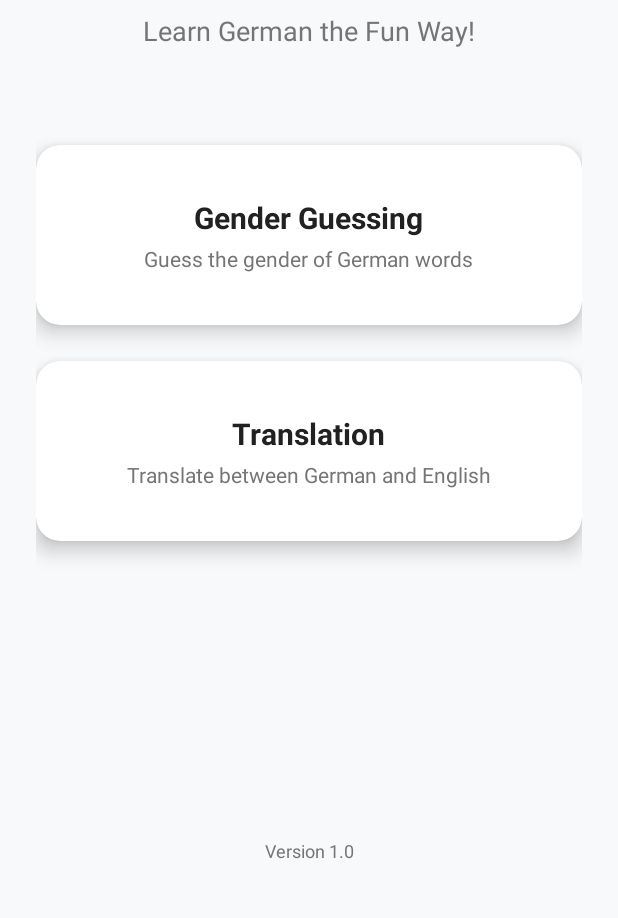
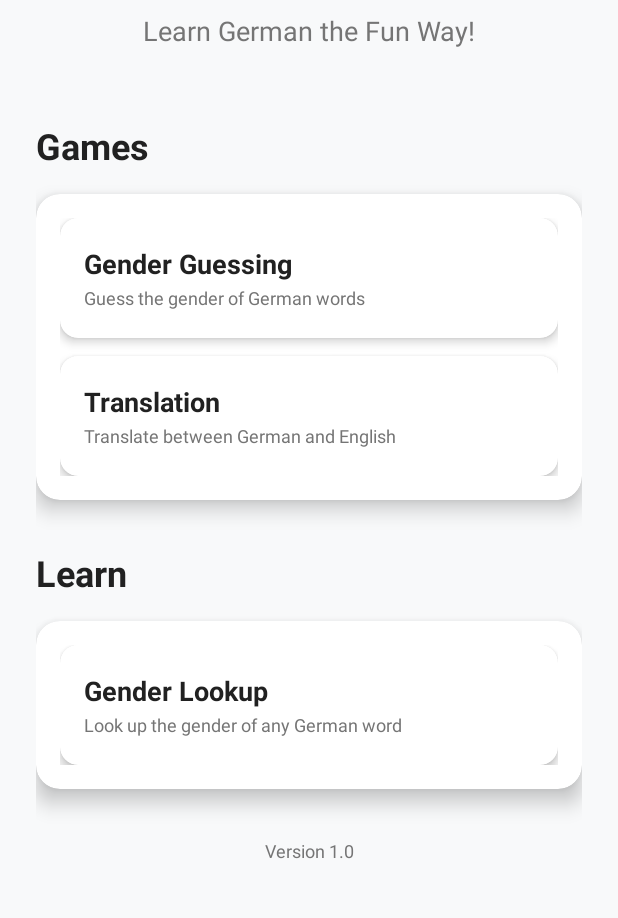
Before and after one commit to PedroMPCardoso/Germanicus, an Android app: the screen it shows after launch (MainActivity), on a phone screen of 412 x 824 dp, the part 313-1231 px from its top. Run offline under Robolectric (Android 15) with nearby library versions, the phone set to English and light mode, and no system bars; our stand-ins replace navigation-ui.

Commit message:
Reorganize main menu layout with Games and Learn sections
- Restructure main menu into organized sections for better UX
- Create 'Games' section containing Gender Guessing and Translation
- Create 'Learn' section containing Gender Lookup
- Implement nested card design with section titles
- Improve visual hierarchy and spacing
- Maintain consistent Material Design styling
- Better categorize interactive games vs learning tools

```diff
--- a/app/src/main/res/layout/fragment_main_menu.xml
+++ b/app/src/main/res/layout/fragment_main_menu.xml
@@ -31,32 +31,66 @@
         app:layout_constraintStart_toStartOf="parent"
         app:layout_constraintTop_toBottomOf="@id/titleTextView" />
 
+    <!-- Games Section -->
+    <TextView
+        android:id="@+id/gamesSectionTitle"
+        android:layout_width="wrap_content"
+        android:layout_height="wrap_content"
+        android:text="@string/games"
+        android:textSize="24sp"
+        android:textStyle="bold"
+        android:textColor="@color/primary_text"
+        android:layout_marginTop="48dp"
+        app:layout_constraintStart_toStartOf="parent"
+        app:layout_constraintTop_toBottomOf="@id/subtitleTextView" />
+
     <androidx.cardview.widget.CardView
-        android:id="@+id/genderGameCard"
+        android:id="@+id/gamesCard"
         android:layout_width="0dp"
-        android:layout_height="120dp"
-        android:layout_marginTop="64dp"
-        android:clickable="true"
-        android:focusable="true"
-        android:foreground="?android:attr/selectableItemBackground"
+        android:layout_height="wrap_content"
+        android:layout_marginTop="16dp"
         app:cardCornerRadius="16dp"
         app:cardElevation="8dp"
         app:layout_constraintEnd_toEndOf="parent"
         app:layout_constraintStart_toStartOf="parent"
-        app:layout_constraintTop_toBottomOf="@id/subtitleTextView">
+        app:layout_constraintTop_toBottomOf="@id/gamesSectionTitle">
+
+        <LinearLayout
+            android:layout_width="match_parent"
+            android:layout_height="wrap_content"
+            android:orientation="vertical"
+            android:padding="16dp">
+
+            <androidx.cardview.widget.CardView
+                android:id="@+id/genderGameCard"
+                android:layout_width="match_parent"
+                android:layout_height="80dp"
+                android:layout_marginBottom="12dp"
+                android:clickable="true"
+                android:focusable="true"
+                android:foreground="?android:attr/selectableItemBackground"
+                app:cardCornerRadius="12dp"
+                app:cardElevation="4dp"
+                app:cardBackgroundColor="@color/white">
 
                 <LinearLayout
                     android:layout_width="match_parent"
                     android:layout_height="match_parent"
-            android:orientation="vertical"
-            android:gravity="center"
+                    android:orientation="horizontal"
+                    android:gravity="center_vertical"
                     android:padding="16dp">
+
+                    <LinearLayout
+                        android:layout_width="0dp"
+                        android:layout_height="wrap_content"
+                        android:layout_weight="1"
+                        android:orientation="vertical">
 
                         <TextView
                             android:layout_width="wrap_content"
                             android:layout_height="wrap_content"
                             android:text="@string/gender_guessing"
-                android:textSize="20sp"
+                            android:textSize="18sp"
                             android:textStyle="bold"
                             android:textColor="@color/primary_text" />
 
@@ -64,9 +98,11 @@
                             android:layout_width="wrap_content"
                             android:layout_height="wrap_content"
                             android:text="@string/guess_gender_description"
-                android:textSize="14sp"
+                            android:textSize="12sp"
                             android:textColor="@color/secondary_text"
-                android:layout_marginTop="4dp" />
+                            android:layout_marginTop="2dp" />
+
+                    </LinearLayout>
 
                 </LinearLayout>
 
@@ -74,30 +110,33 @@
 
             <androidx.cardview.widget.CardView
                 android:id="@+id/translationGameCard"
-        android:layout_width="0dp"
-        android:layout_height="120dp"
-        android:layout_marginTop="24dp"
+                android:layout_width="match_parent"
+                android:layout_height="80dp"
                 android:clickable="true"
                 android:focusable="true"
                 android:foreground="?android:attr/selectableItemBackground"
-        app:cardCornerRadius="16dp"
-        app:cardElevation="8dp"
-        app:layout_constraintEnd_toEndOf="parent"
-        app:layout_constraintStart_toStartOf="parent"
-        app:layout_constraintTop_toBottomOf="@id/genderGameCard">
+                app:cardCornerRadius="12dp"
+                app:cardElevation="4dp"
+                app:cardBackgroundColor="@color/white">
 
                 <LinearLayout
                     android:layout_width="match_parent"
                     android:layout_height="match_parent"
-            android:orientation="vertical"
-            android:gravity="center"
+                    android:orientation="horizontal"
+                    android:gravity="center_vertical"
                     android:padding="16dp">
+
+                    <LinearLayout
+                        android:layout_width="0dp"
+                        android:layout_height="wrap_content"
+                        android:layout_weight="1"
+                        android:orientation="vertical">
 
                         <TextView
                             android:layout_width="wrap_content"
                             android:layout_height="wrap_content"
                             android:text="@string/translation"
-                android:textSize="20sp"
+                            android:textSize="18sp"
                             android:textStyle="bold"
                             android:textColor="@color/primary_text" />
 
@@ -105,9 +144,95 @@
                             android:layout_width="wrap_content"
                             android:layout_height="wrap_content"
                             android:text="@string/translate_description"
-                android:textSize="14sp"
+                            android:textSize="12sp"
                             android:textColor="@color/secondary_text"
-                android:layout_marginTop="4dp" />
+                            android:layout_marginTop="2dp" />
+
+                    </LinearLayout>
+
+                </LinearLayout>
+
+            </androidx.cardview.widget.CardView>
+
+        </LinearLayout>
+
+    </androidx.cardview.widget.CardView>
+
+    <!-- Learn Section -->
+    <TextView
+        android:id="@+id/learnSectionTitle"
+        android:layout_width="wrap_content"
+        android:layout_height="wrap_content"
+        android:text="@string/learn"
+        android:textSize="24sp"
+        android:textStyle="bold"
+        android:textColor="@color/primary_text"
+        android:layout_marginTop="32dp"
+        app:layout_constraintStart_toStartOf="parent"
+        app:layout_constraintTop_toBottomOf="@id/gamesCard" />
+
+    <androidx.cardview.widget.CardView
+        android:id="@+id/learnCard"
+        android:layout_width="0dp"
+        android:layout_height="wrap_content"
+        android:layout_marginTop="16dp"
+        app:cardCornerRadius="16dp"
+        app:cardElevation="8dp"
+        app:layout_constraintEnd_toEndOf="parent"
+        app:layout_constraintStart_toStartOf="parent"
+        app:layout_constraintTop_toBottomOf="@id/learnSectionTitle">
+
+        <LinearLayout
+            android:layout_width="match_parent"
+            android:layout_height="wrap_content"
+            android:orientation="vertical"
+            android:padding="16dp">
+
+            <androidx.cardview.widget.CardView
+                android:id="@+id/genderLookupCard"
+                android:layout_width="match_parent"
+                android:layout_height="80dp"
+                android:clickable="true"
+                android:focusable="true"
+                android:foreground="?android:attr/selectableItemBackground"
+                app:cardCornerRadius="12dp"
+                app:cardElevation="4dp"
+                app:cardBackgroundColor="@color/white">
+
+                <LinearLayout
+                    android:layout_width="match_parent"
+                    android:layout_height="match_parent"
+                    android:orientation="horizontal"
+                    android:gravity="center_vertical"
+                    android:padding="16dp">
+
+                    <LinearLayout
+                        android:layout_width="0dp"
+                        android:layout_height="wrap_content"
+                        android:layout_weight="1"
+                        android:orientation="vertical">
+
+                        <TextView
+                            android:layout_width="wrap_content"
+                            android:layout_height="wrap_content"
+                            android:text="@string/gender_lookup"
+                            android:textSize="18sp"
+                            android:textStyle="bold"
+                            android:textColor="@color/primary_text" />
+
+                        <TextView
+                            android:layout_width="wrap_content"
+                            android:layout_height="wrap_content"
+                            android:text="@string/gender_lookup_description"
+                            android:textSize="12sp"
+                            android:textColor="@color/secondary_text"
+                            android:layout_marginTop="2dp" />
+
+                    </LinearLayout>
+
+                </LinearLayout>
+
+            </androidx.cardview.widget.CardView>
 
         </LinearLayout>
 
```
Lines whose indentation alone changed are shown as unchanged.
